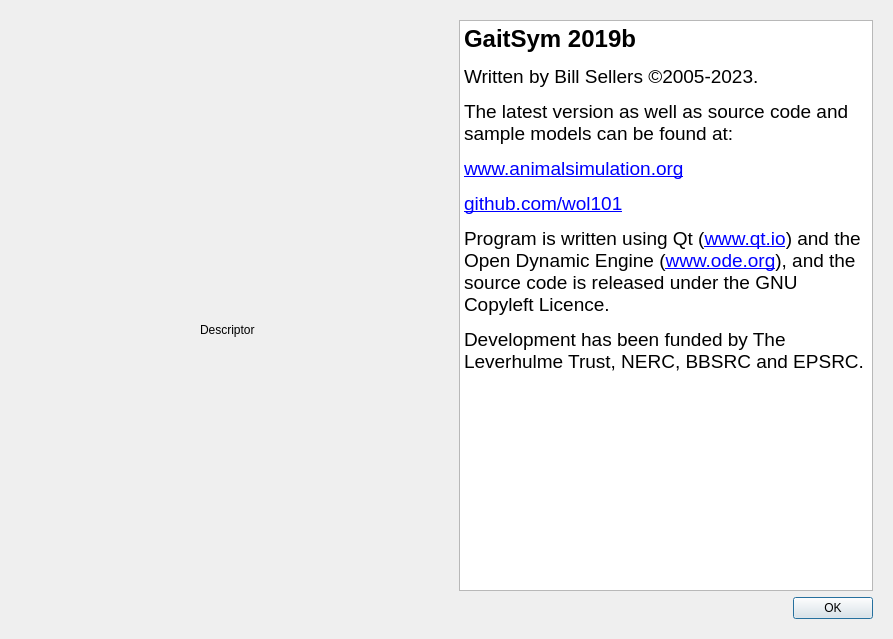
First picture: the form in GaitSymQt/AboutDialog.ui, repository wol101/GaitSym5, before the edit.
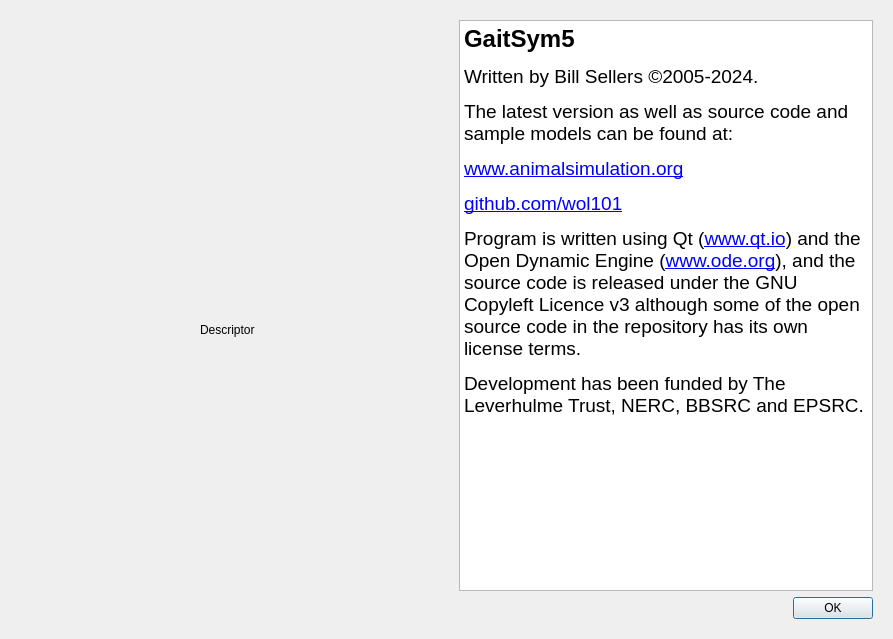
Second picture: the form after the edit. Icons and pictures are not drawn.

The edit to the form file:
```diff
--- a/GaitSymQt/AboutDialog.ui
+++ b/GaitSymQt/AboutDialog.ui
@@ -131,13 +131,13 @@
 hr { height: 1px; border-width: 0; }
 li.unchecked::marker { content: &quot;\2610&quot;; }
 li.checked::marker { content: &quot;\2612&quot;; }
-&lt;/style&gt;&lt;/head&gt;&lt;body style=&quot; font-family:'Segoe UI'; font-size:9pt; font-weight:400; font-style:normal;&quot;&gt;
-&lt;p style=&quot; margin-top:12px; margin-bottom:12px; margin-left:0px; margin-right:0px; -qt-block-indent:0; text-indent:0px;&quot;&gt;&lt;span style=&quot; font-family:'Arial','Helvetica','Verdana','sans-serif'; font-size:18pt; font-weight:600;&quot;&gt;GaitSym 2019b&lt;/span&gt;&lt;/p&gt;
-&lt;p style=&quot; margin-top:12px; margin-bottom:12px; margin-left:0px; margin-right:0px; -qt-block-indent:0; text-indent:0px;&quot;&gt;&lt;span style=&quot; font-family:'Arial','Helvetica','Verdana','sans-serif'; font-size:14pt;&quot;&gt;Written by Bill Sellers ©2005-2023.&lt;/span&gt;&lt;/p&gt;
+&lt;/style&gt;&lt;/head&gt;&lt;body style=&quot; font-family:'.AppleSystemUIFont'; font-size:13pt; font-weight:400; font-style:normal;&quot;&gt;
+&lt;p style=&quot; margin-top:12px; margin-bottom:12px; margin-left:0px; margin-right:0px; -qt-block-indent:0; text-indent:0px;&quot;&gt;&lt;span style=&quot; font-family:'Arial','Helvetica','Verdana','sans-serif'; font-size:18pt; font-weight:600;&quot;&gt;GaitSym5&lt;/span&gt;&lt;/p&gt;
+&lt;p style=&quot; margin-top:12px; margin-bottom:12px; margin-left:0px; margin-right:0px; -qt-block-indent:0; text-indent:0px;&quot;&gt;&lt;span style=&quot; font-family:'Arial','Helvetica','Verdana','sans-serif'; font-size:14pt;&quot;&gt;Written by Bill Sellers ©2005-2024.&lt;/span&gt;&lt;/p&gt;
 &lt;p style=&quot; margin-top:12px; margin-bottom:12px; margin-left:0px; margin-right:0px; -qt-block-indent:0; text-indent:0px;&quot;&gt;&lt;span style=&quot; font-family:'Arial','Helvetica','Verdana','sans-serif'; font-size:14pt;&quot;&gt;The latest version as well as source code and sample models can be found at:&lt;/span&gt;&lt;/p&gt;
 &lt;p style=&quot; margin-top:12px; margin-bottom:12px; margin-left:0px; margin-right:0px; -qt-block-indent:0; text-indent:0px;&quot;&gt;&lt;a href=&quot;www.animalsimulation.org&quot;&gt;&lt;span style=&quot; font-family:'Arial','Helvetica','Verdana','sans-serif'; font-size:14pt; text-decoration: underline; color:#0000ff;&quot;&gt;www.animalsimulation.org&lt;/span&gt;&lt;/a&gt;&lt;/p&gt;
 &lt;p style=&quot; margin-top:12px; margin-bottom:12px; margin-left:0px; margin-right:0px; -qt-block-indent:0; text-indent:0px;&quot;&gt;&lt;a href=&quot;github.com/wol101&quot;&gt;&lt;span style=&quot; font-family:'Arial','Helvetica','Verdana','sans-serif'; font-size:14pt; text-decoration: underline; color:#0000ff;&quot;&gt;github.com/wol101&lt;/span&gt;&lt;/a&gt;&lt;/p&gt;
-&lt;p style=&quot; margin-top:12px; margin-bottom:12px; margin-left:0px; margin-right:0px; -qt-block-indent:0; text-indent:0px;&quot;&gt;&lt;span style=&quot; font-family:'Arial','Helvetica','Verdana','sans-serif'; font-size:14pt;&quot;&gt;Program is written using Qt (&lt;/span&gt;&lt;a href=&quot;www.qt.io&quot;&gt;&lt;span style=&quot; font-family:'Arial','Helvetica','Verdana','sans-serif'; font-size:14pt; text-decoration: underline; color:#0000ff;&quot;&gt;www.qt.io&lt;/span&gt;&lt;/a&gt;&lt;span style=&quot; font-family:'Arial','Helvetica','Verdana','sans-serif'; font-size:14pt;&quot;&gt;) and the Open Dynamic Engine (&lt;/span&gt;&lt;a href=&quot;www.ode.org&quot;&gt;&lt;span style=&quot; font-family:'Arial','Helvetica','Verdana','sans-serif'; font-size:14pt; text-decoration: underline; color:#0000ff;&quot;&gt;www.ode.org&lt;/span&gt;&lt;/a&gt;&lt;span style=&quot; font-family:'Arial','Helvetica','Verdana','sans-serif'; font-size:14pt;&quot;&gt;), and the source code is released under the GNU Copyleft Licence.&lt;/span&gt;&lt;/p&gt;
+&lt;p style=&quot; margin-top:12px; margin-bottom:12px; margin-left:0px; margin-right:0px; -qt-block-indent:0; text-indent:0px;&quot;&gt;&lt;span style=&quot; font-family:'Arial','Helvetica','Verdana','sans-serif'; font-size:14pt;&quot;&gt;Program is written using Qt (&lt;/span&gt;&lt;a href=&quot;www.qt.io&quot;&gt;&lt;span style=&quot; font-family:'Arial','Helvetica','Verdana','sans-serif'; font-size:14pt; text-decoration: underline; color:#0000ff;&quot;&gt;www.qt.io&lt;/span&gt;&lt;/a&gt;&lt;span style=&quot; font-family:'Arial','Helvetica','Verdana','sans-serif'; font-size:14pt;&quot;&gt;) and the Open Dynamic Engine (&lt;/span&gt;&lt;a href=&quot;www.ode.org&quot;&gt;&lt;span style=&quot; font-family:'Arial','Helvetica','Verdana','sans-serif'; font-size:14pt; text-decoration: underline; color:#0000ff;&quot;&gt;www.ode.org&lt;/span&gt;&lt;/a&gt;&lt;span style=&quot; font-family:'Arial','Helvetica','Verdana','sans-serif'; font-size:14pt;&quot;&gt;), and the source code is released under the GNU Copyleft Licence v3 although some of the open source code in the repository has its own license terms.&lt;/span&gt;&lt;/p&gt;
 &lt;p style=&quot; margin-top:12px; margin-bottom:12px; margin-left:0px; margin-right:0px; -qt-block-indent:0; text-indent:0px;&quot;&gt;&lt;span style=&quot; font-family:'Arial','Helvetica','Verdana','sans-serif'; font-size:14pt;&quot;&gt;Development has been funded by The Leverhulme Trust, NERC, BBSRC and EPSRC.&lt;/span&gt;&lt;/p&gt;&lt;/body&gt;&lt;/html&gt;</string>
         </property>
         <property name="openExternalLinks">
```
